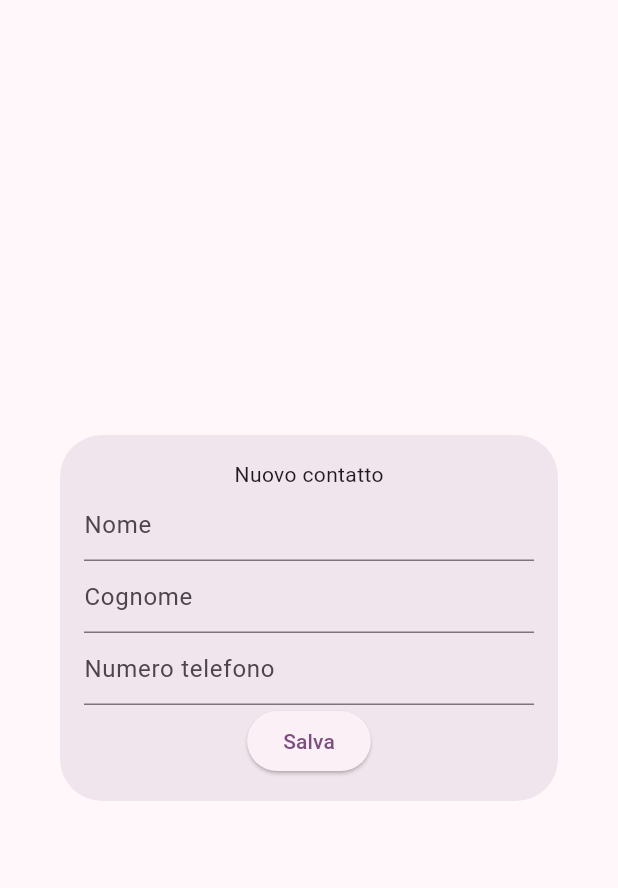
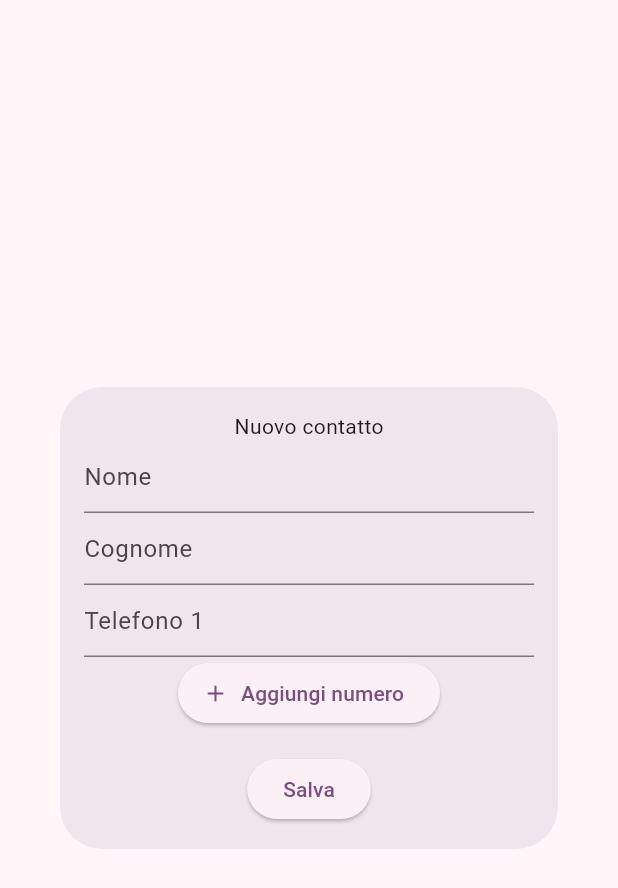
Before and after one commit to Gaia0809/qwerty, a Flutter app: the FormContattoDialog widget shown alone on an empty page, opened directly, on a phone screen of 412 x 824 dp. Shown: the top 888 px of the screen. Run offline on Flutter 3.47's test engine with Material 3 defaults, Android fonts, the phone set to English and light mode, and no system bars; drawn by our look-alikes of reactive_forms; our stand-ins replace share_plus.

Commit message:
aggiunta gestione di più numeri

```diff
--- a/contact_list/lib/form.dart
+++ b/contact_list/lib/form.dart
@@ -22,14 +22,14 @@
 
     String nomeIniziale = "";
     String cognomeIniziale = "";
-    String telefonoIniziale = "";
+    List<String> telefonoIniziale = [""];
 
     if (persona != null) {
       nomeIniziale = persona.nome;
       cognomeIniziale = persona.cognome;
 
       if (persona.telefoni.isNotEmpty) {
-        telefonoIniziale = persona.telefoni.first;
+        telefonoIniziale = persona.telefoni;
       }
     }
 
@@ -42,9 +42,11 @@
         value: cognomeIniziale,
         validators: [Validators.required, Validators.minLength(2)],
       ),
-      'telefono': FormControl<String>(
-        value: telefonoIniziale,
-        validators: [Validators.required, Validators.minLength(2)]
+      'telefoni': FormArray( // formControl<String> gestisce un singolo elemento mentre FormArray gestisce una lista di valori
+        telefonoIniziale.map((tel) => FormControl<String>(
+          value: tel,
+          validators: [Validators.required, Validators.minLength(2)],
+        )).toList(),
       ),
     });
   }
@@ -58,10 +60,16 @@
   void _submit() {
     if (!_form.valid) return;
 
+    final telefonoArray = _form.control('telefoni') as FormArray;
+    final telefoni = telefonoArray.controls
+      .map((control) => control.value as String)
+      .where((tel) => tel.isNotEmpty)
+      .toList();
+
     final contatto = Persona(
       nome: _form.control('nome').value,
       cognome: _form.control('cognome').value,
-      telefoni: [_form.control('telefono').value],
+      telefoni: telefoni,
     );
 
     Navigator.pop(context, contatto);
@@ -94,12 +102,41 @@
                 formControlName: 'cognome',
                 decoration: InputDecoration( hintText: "Cognome",),
               ),
-              ReactiveTextField(
-                formControlName: 'telefono',
-                keyboardType: TextInputType.phone,
-                decoration: InputDecoration( hintText: "Numero telefono",),
+              ReactiveFormArray(
+                formArrayName: 'telefoni',
+                builder: (context, formArray, child) {
+                  return Column(
+                    children: [
+                      ...List.generate(formArray.controls.length, (index) {
+                        return Row(
+                          children: [
+                            Expanded(
+                              child: ReactiveTextField(
+                                formControlName: index.toString(),
+                                keyboardType: TextInputType.phone,
+                                decoration: InputDecoration(
+                                  hintText: "Telefono ${index + 1}",
+                                ),
+                              ),
+                            ),
+                            if (formArray.controls.length > 1)
+                              IconButton(
+                                icon: Icon(Icons.remove_circle),
+                                onPressed: () => _rimuoviTelefono(index),
+                              ),
+                          ],
+                        );
+                      }),
+                      ElevatedButton.icon(
+                        onPressed: _aggiungiTelefono,
+                        icon: Icon(Icons.add),
+                        label: Text("Aggiungi numero"),
+                      ),
+                    ],
+                  );
+                },
               ),
-
+              SizedBox(height: 16),
               ElevatedButton(
                 onPressed: _submit,
                 child: const Text("Salva"),
@@ -110,4 +147,20 @@
       ),
     );
   }
+
+  void _aggiungiTelefono() {
+    final telefonoArray = _form.control('telefoni') as FormArray;
+    telefonoArray.add(FormControl<String>(
+      validators: [Validators.required, Validators.minLength(2)],
+    ));
+    setState(() {});
+  }
+
+  void _rimuoviTelefono(int index) {
+  final telefonoArray = _form.control('telefoni') as FormArray;
+  if (telefonoArray.controls.length > 1) {  // Non rimuovere se è l'unico
+    telefonoArray.removeAt(index);
+    setState(() {});
+  }
 }
+}
```
